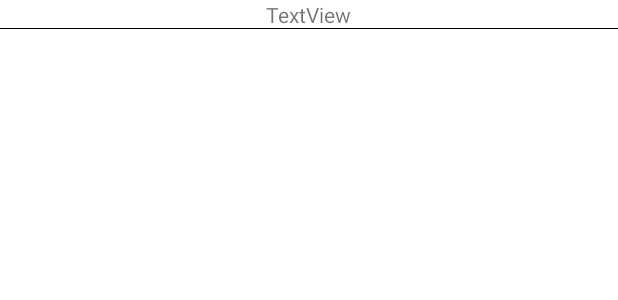
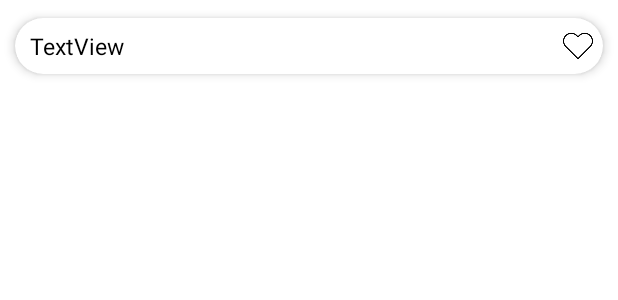
Before and after one commit to AlanTrisciuzzi/TPODisney_D.A, an Android app: the layout character_item.xml on its own in the app's theme, with its tools: preview values and no code run, on a phone screen of 412 x 824 dp. Shown: the top 300 px of the screen. Run offline under Robolectric (Android 15) with nearby library versions, the phone set to English and light mode, and no system bars.

Commit message:
Cambios en el Main con cardview

```diff
--- a/app/src/main/java/com/example/tpodisney/ui/MainActivity.kt
+++ b/app/src/main/java/com/example/tpodisney/ui/MainActivity.kt
@@ -16,6 +16,7 @@ class MainActivity : AppCompatActivity() {
     private lateinit var rvCharacter: RecyclerView
     private lateinit var adapter: CharactersAdapter
     private lateinit var firebaseAuth: FirebaseAuth
+    //private lateinit var
 
 
 
--- a/app/src/main/res/layout/character_item.xml
+++ b/app/src/main/res/layout/character_item.xml
@@ -1,33 +1,66 @@
 <?xml version="1.0" encoding="utf-8"?>
-<androidx.constraintlayout.widget.ConstraintLayout xmlns:android="http://schemas.android.com/apk/res/android"
+
+<androidx.cardview.widget.CardView xmlns:android="http://schemas.android.com/apk/res/android"
     xmlns:app="http://schemas.android.com/apk/res-auto"
-    xmlns:tools="http://schemas.android.com/tools"
+    android:id="@+id/cv"
     android:layout_width="match_parent"
-    android:layout_height="wrap_content">
+    android:layout_height="wrap_content"
+    android:animateLayoutChanges="true"
+    app:cardCornerRadius="20dp"
+    app:cardElevation="4dp"
+    app:cardUseCompatPadding="true"
+    >
 
+    <LinearLayout
+        android:layout_width="match_parent"
+        android:layout_height="wrap_content"
+        android:animateLayoutChanges="true"
+        android:orientation="vertical"
 
+        >
+
+        <RelativeLayout
+            android:layout_width="match_parent"
+            android:layout_height="wrap_content"
+            android:orientation="horizontal"
+            android:padding="6dp">
+
+            <ImageView
+                android:id="@+id/imageView10"
+                android:layout_width="21dp"
+                android:layout_height="20dp"
+                android:layout_alignParentEnd="true"
+                android:layout_centerVertical="true"
+                android:layout_gravity="center"
+                app:srcCompat="@drawable/_096225"
+                />
+            <LinearLayout
+                android:id="@+id/linearlayout"
+                android:layout_width="match_parent"
+                android:layout_height="wrap_content"
+                android:layout_alignParentTop="true"
+                android:layout_marginStart="4dp"
+                android:layout_marginTop="2dp"
+                android:layout_toStartOf="@id/imageView10"
+                android:orientation="vertical"
+                android:layout_marginLeft="4dp"
+                android:layout_toLeftOf="@id/imageView10"
+                >
                 <TextView
                     android:id="@+id/lblname"
                     android:layout_width="wrap_content"
                     android:layout_height="wrap_content"
-        android:layout_marginStart="177dp"
-        android:layout_marginEnd="177dp"
                     android:text="TextView"
                     app:layout_constraintBottom_toBottomOf="parent"
                     app:layout_constraintEnd_toEndOf="parent"
                     app:layout_constraintHorizontal_bias="0.0"
-        app:layout_constraintStart_toStartOf="parent" />
+                    app:layout_constraintStart_toStartOf="parent"
+                    android:layout_marginBottom="2dp"
+                    android:textColor="@color/black"
+                    android:textSize="15dp"
+                    />
+            </LinearLayout>
+        </RelativeLayout>
 
-
-    <View
-        android:id="@+id/vh_separator"
-        android:layout_width="match_parent"
-        android:layout_height="1dp"
-        android:background="@color/black"
-        app:layout_constraintBottom_toBottomOf="parent"
-        app:layout_constraintEnd_toEndOf="parent"
-        app:layout_constraintEnd_toStartOf="parent"
-        app:layout_constraintStart_toStartOf="parent"
-        app:layout_constraintTop_toBottomOf="@+id/lblname" />
-
-</androidx.constraintlayout.widget.ConstraintLayout>
+    </LinearLayout>
+</androidx.cardview.widget.CardView>
--- a/app/src/main/res/values/colors.xml
+++ b/app/src/main/res/values/colors.xml
@@ -7,7 +7,7 @@
     <color name="teal_700">#FF018786</color>
     <color name="black">#FF000000</color>
     <color name="white">#FFFFFFFF</color>
-
+    <color name="colordetalle">#00206B</color>
 
     <color name="colorUno">#0094FF</color>
     <color name="colorDos">#0073C6</color>
```
Also changed, not shown: app/src/main/res/drawable/cardview_border.xml (added, +7 -0 lines), app/src/main/res/layout/activity_main.xml (+38 -10 lines), app/src/main/res/layout/character_detail.xml (+41 -16 lines), app/src/main/res/drawable/_0797565.png (added), app/src/main/res/drawable/_096225.png (added), app/src/main/res/drawable/_131257.png (added). Lines whose indentation alone changed are shown as unchanged.
